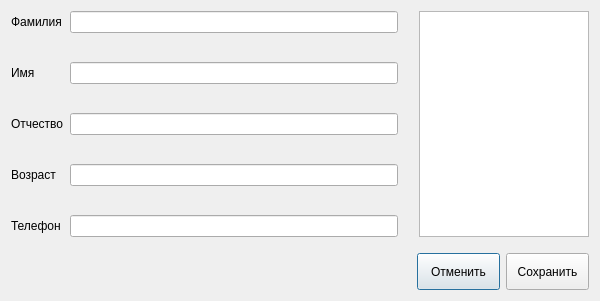
Qt form PeopleBaza/DialogPersonEdit.ui (piza0-0/BankRegister) before a commit.
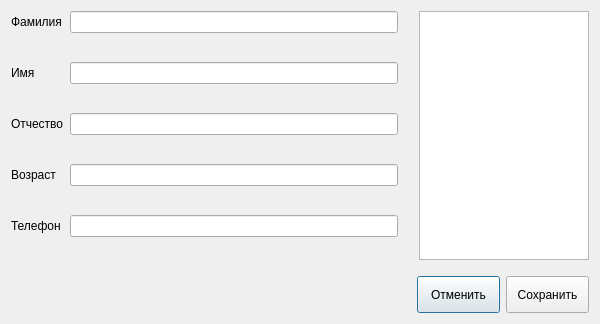
The same form after that commit.

Commit message: В диалоговом окне добавлена кнопка отмены изменений

```diff
--- a/PeopleBaza/DialogPersonEdit.ui
+++ b/PeopleBaza/DialogPersonEdit.ui
@@ -7,7 +7,7 @@
     <x>0</x>
     <y>0</y>
     <width>600</width>
-    <height>300</height>
+    <height>324</height>
    </rect>
   </property>
   <property name="windowTitle">
```
Left out of the diff: 2 changed lines with no effect on the pictures. The commit also changes 2 other files.
